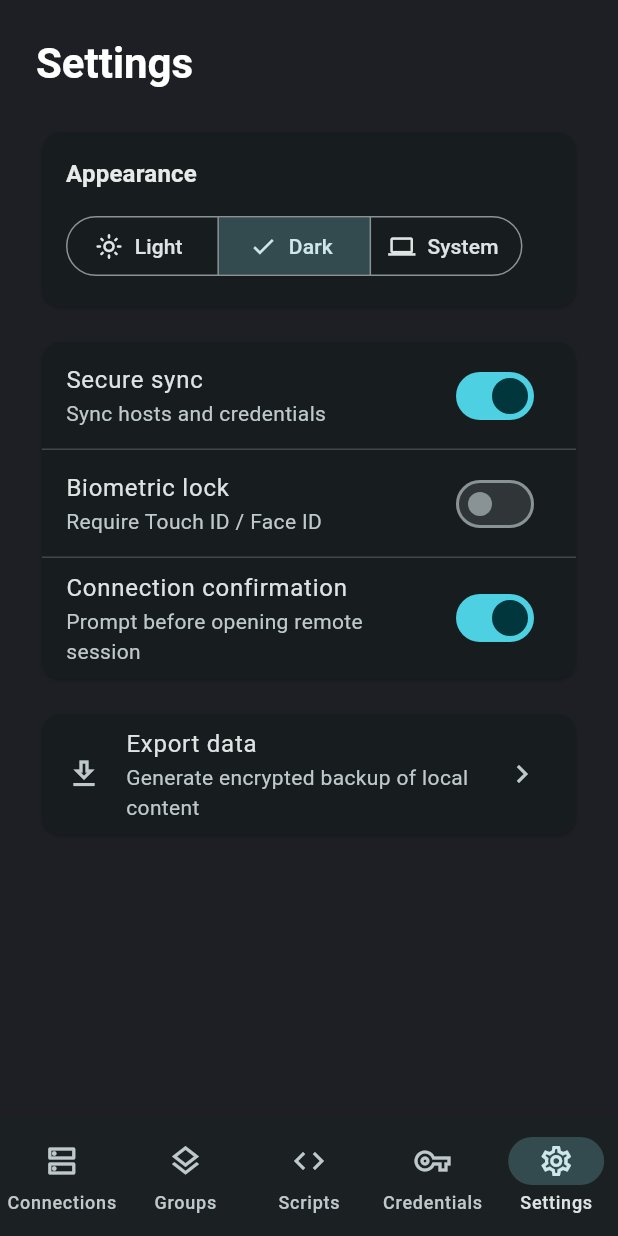
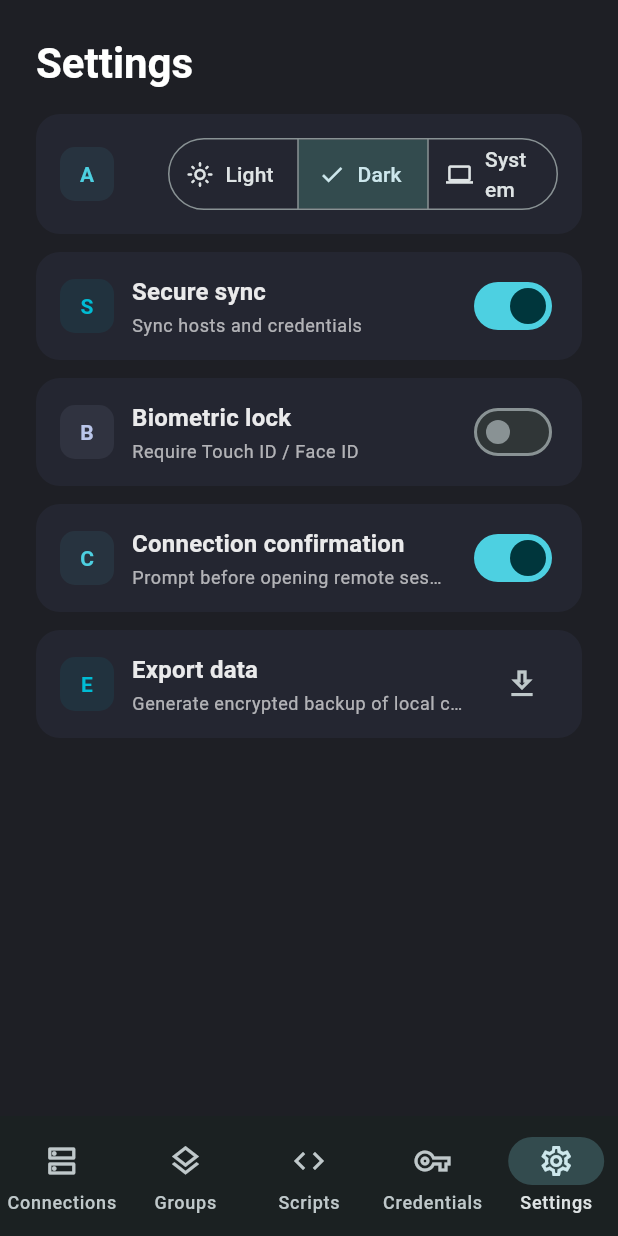
Before and after one commit to ct-jyjntc/STerminal, a Flutter app: the SettingsPage screen opened by its route, on a phone screen of 412 x 824 dp. Run offline on Flutter 3.47's test engine with Material 3 defaults, Android fonts, the phone set to English and light mode, and no system bars; our stand-ins replace flutter_riverpod, go_router, shared_preferences; missing offline and left inert: dartssh2, xterm; accounts and stored records are empty.

Commit message:
更新中文本地化，将“跟随系统”修改为“系统”；在设置页面中重构为使用 ListItemCard 组件

```diff
--- a/lib/l10n/app_localizations_zh.dart
+++ b/lib/l10n/app_localizations_zh.dart
@@ -288,7 +288,7 @@ class AppLocalizationsZh extends AppLocalizations {
   String get settingsThemeDark => '深色';
 
   @override
-  String get settingsThemeSystem => '跟随系统';
+  String get settingsThemeSystem => '系统';
 
   @override
   String get settingsSync => '安全同步';
--- a/lib/l10n/app_zh.arb
+++ b/lib/l10n/app_zh.arb
@@ -95,7 +95,7 @@
   "settingsAppearance": "外观",
   "settingsThemeLight": "浅色",
   "settingsThemeDark": "深色",
-  "settingsThemeSystem": "跟随系统",
+  "settingsThemeSystem": "系统",
   "settingsSync": "安全同步",
   "settingsSyncSubtitle": "同步主机与凭证",
   "settingsBiometric": "生物认证",
--- a/lib/src/features/connections/presentation/widgets/host_form_sheet.dart
+++ b/lib/src/features/connections/presentation/widgets/host_form_sheet.dart
@@ -184,13 +184,11 @@ class _HostFormSheetState extends ConsumerState<HostFormSheet> {
                       Row(
                         children: [
                           Expanded(
-                            child: InputDecorator(
+                            child: DropdownButtonFormField<String?>(
+                              initialValue: _selectedCredential,
                               decoration: InputDecoration(
                                 labelText: l10n.hostFormCredentialLabel,
                               ),
-                              child: DropdownButtonHideUnderline(
-                                child: DropdownButton<String?>(
-                                  value: _selectedCredential,
                               isExpanded: true,
                               items: dropdownItems,
                               onChanged: (value) {
@@ -198,8 +196,6 @@ class _HostFormSheetState extends ConsumerState<HostFormSheet> {
                                   _selectedCredential = value;
                                 });
                               },
-                                ),
-                              ),
                             ),
                           ),
                           const SizedBox(width: 12),
@@ -275,12 +271,10 @@ class _HostFormSheetState extends ConsumerState<HostFormSheet> {
                       child: Text(group.name),
                     ),
                 ];
-                return InputDecorator(
+                return DropdownButtonFormField<String?>(
+                  initialValue: _selectedGroup,
                   decoration:
                       InputDecoration(labelText: l10n.hostFormGroupLabel),
-                  child: DropdownButtonHideUnderline(
-                    child: DropdownButton<String?>(
-                      value: _selectedGroup,
                   isExpanded: true,
                   items: dropdownItems,
                   onChanged: (value) {
@@ -288,8 +282,6 @@ class _HostFormSheetState extends ConsumerState<HostFormSheet> {
                       _selectedGroup = value;
                     });
                   },
-                    ),
-                  ),
                 );
               },
               loading: () => const LinearProgressIndicator(),
--- a/lib/src/features/settings/presentation/settings_page.dart
+++ b/lib/src/features/settings/presentation/settings_page.dart
@@ -1,6 +1,8 @@
 import 'package:flutter/material.dart';
 import 'package:flutter_riverpod/flutter_riverpod.dart';
 import 'package:sterminal/src/l10n/l10n.dart';
+
+import 'package:sterminal/src/widgets/list_item_card.dart';
 import '../application/settings_controller.dart';
 
 class SettingsPage extends ConsumerWidget {
@@ -11,6 +13,10 @@ class SettingsPage extends ConsumerWidget {
     final settings = ref.watch(settingsControllerProvider);
     final controller = ref.read(settingsControllerProvider.notifier);
     final l10n = context.l10n;
+
+    final primaryColor = Theme.of(context).colorScheme.primary;
+    final accent = Theme.of(context).colorScheme.secondary;
+    final tertiary = Theme.of(context).colorScheme.tertiary;
 
     return Scaffold(
       backgroundColor: Theme.of(context).colorScheme.surface,
@@ -25,22 +31,16 @@ class SettingsPage extends ConsumerWidget {
                   .headlineMedium
                   ?.copyWith(fontWeight: FontWeight.bold),
             ),
-            const SizedBox(height: 24),
-            Card(
-              child: Padding(
-                padding: const EdgeInsets.all(16),
-                child: Column(
-                  crossAxisAlignment: CrossAxisAlignment.start,
-                  children: [
-                    Text(
-                      l10n.settingsAppearance,
-                      style: Theme.of(context)
-                          .textTheme
-                          .titleMedium
-                          ?.copyWith(fontWeight: FontWeight.bold),
-                    ),
-                    const SizedBox(height: 12),
-                    SegmentedButton<ThemeMode>(
+            const SizedBox(height: 16),
+            ListItemCard(
+              leading: l10n.settingsAppearance.characters.first.toUpperCase(),
+              accentColor: primaryColor,
+              title: l10n.settingsAppearance,
+              subtitle: l10n.settingsThemeSystem,
+              actions: [
+                SizedBox(
+                  width: 260,
+                  child: SegmentedButton<ThemeMode>(
                     segments: [
                       ButtonSegment(
                         value: ThemeMode.light,
@@ -62,52 +62,67 @@ class SettingsPage extends ConsumerWidget {
                     onSelectionChanged: (selection) =>
                         controller.setThemeMode(selection.first),
                   ),
+                ),
               ],
             ),
-              ),
-            ),
-            const SizedBox(height: 16),
-            Card(
-              child: Column(
-                children: [
-                  SwitchListTile(
-                    title: Text(l10n.settingsSync),
-                    subtitle: Text(l10n.settingsSyncSubtitle),
+            const SizedBox(height: 12),
+            ListItemCard(
+              leading: l10n.settingsSync.characters.first.toUpperCase(),
+              accentColor: accent,
+              title: l10n.settingsSync,
+              subtitle: l10n.settingsSyncSubtitle,
+              actions: [
+                Switch.adaptive(
                   value: settings.syncEnabled,
                   onChanged: controller.toggleSync,
                 ),
-                  const Divider(height: 0),
-                  SwitchListTile(
-                    title: Text(l10n.settingsBiometric),
-                    subtitle: Text(l10n.settingsBiometricSubtitle),
+              ],
+            ),
+            const SizedBox(height: 12),
+            ListItemCard(
+              leading: l10n.settingsBiometric.characters.first.toUpperCase(),
+              accentColor: tertiary,
+              title: l10n.settingsBiometric,
+              subtitle: l10n.settingsBiometricSubtitle,
+              actions: [
+                Switch.adaptive(
                   value: settings.biometricLock,
                   onChanged: controller.toggleBiometric,
                 ),
-                  const Divider(height: 0),
-                  SwitchListTile(
-                    title: Text(l10n.settingsConfirm),
-                    subtitle: Text(l10n.settingsConfirmSubtitle),
+              ],
+            ),
+            const SizedBox(height: 12),
+            ListItemCard(
+              leading: l10n.settingsConfirm.characters.first.toUpperCase(),
+              accentColor: primaryColor,
+              title: l10n.settingsConfirm,
+              subtitle: l10n.settingsConfirmSubtitle,
+              actions: [
+                Switch.adaptive(
                   value: settings.confirmBeforeConnect,
                   onChanged: controller.toggleConfirmation,
                 ),
               ],
             ),
-            ),
-            const SizedBox(height: 16),
-            Card(
-              child: ListTile(
-                title: Text(l10n.settingsExport),
-                subtitle: Text(l10n.settingsExportSubtitle),
-                leading: const Icon(Icons.download_outlined),
-                trailing: const Icon(Icons.chevron_right),
-                onTap: () {
+            const SizedBox(height: 12),
+            ListItemCard(
+              leading: l10n.settingsExport.characters.first.toUpperCase(),
+              accentColor: accent,
+              title: l10n.settingsExport,
+              subtitle: l10n.settingsExportSubtitle,
+              actions: [
+                IconButton(
+                  tooltip: l10n.settingsExport,
+                  onPressed: () {
                     ScaffoldMessenger.of(context).showSnackBar(
                       SnackBar(
                         content: Text(l10n.settingsExportComingSoon),
                       ),
                     );
                   },
+                  icon: const Icon(Icons.download_outlined),
                 ),
+              ],
             ),
           ],
         ),
```
Lines whose indentation alone changed are shown as unchanged.
